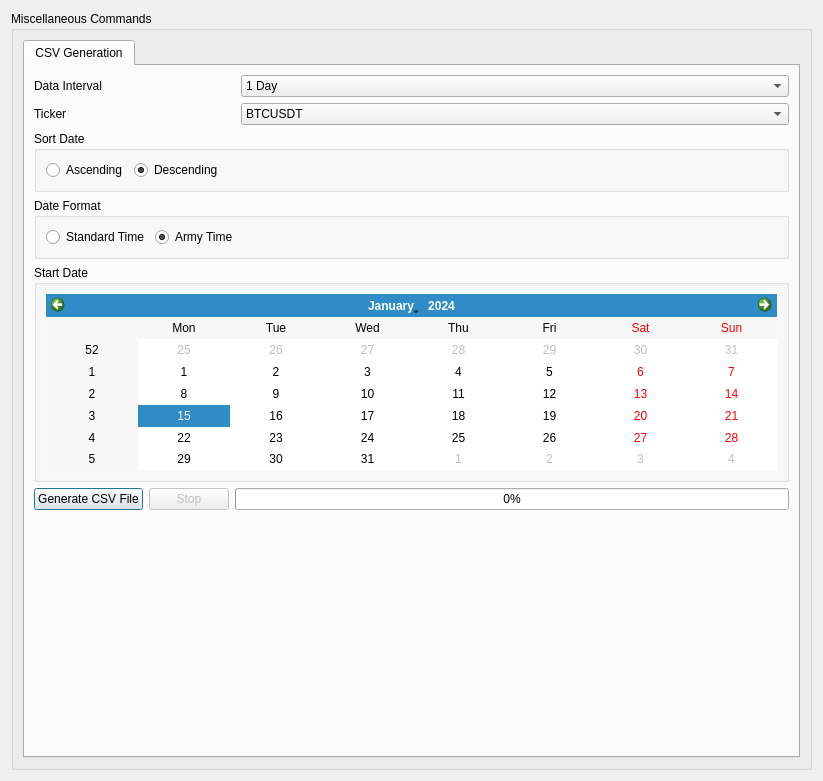
Before: the Qt Designer form UI/otherCommands.ui in ZENALC/algobot, drawn with Qt 5.
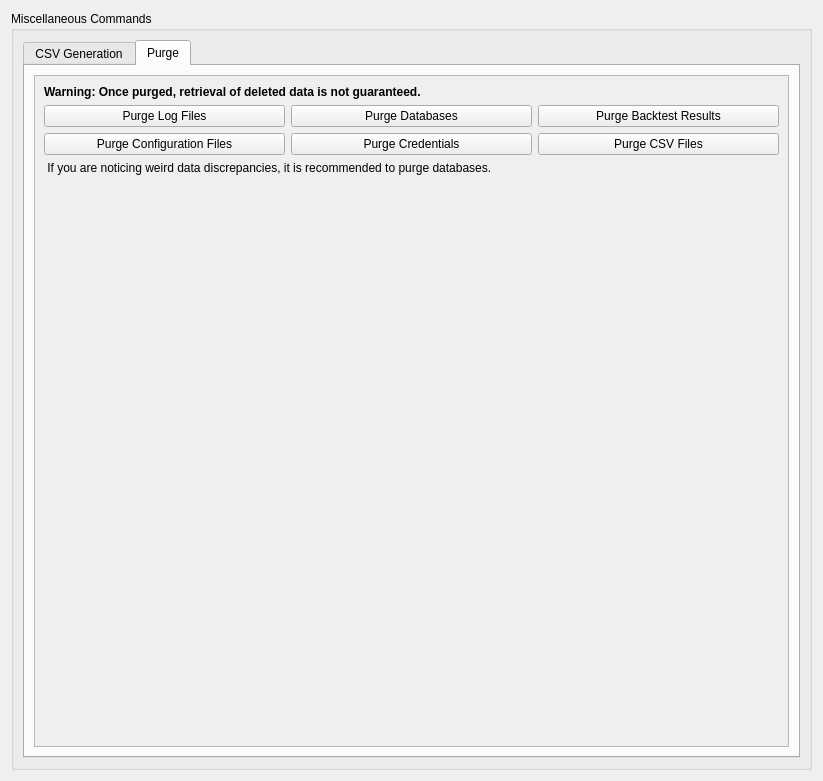
After: the same form once the commit is applied.

Commit message: added ability to purge files and folders

```diff
--- a/UI/otherCommands.ui
+++ b/UI/otherCommands.ui
@@ -29,13 +29,13 @@
       <item row="0" column="0">
        <widget class="QTabWidget" name="tabWidget">
         <property name="sizePolicy">
-         <sizepolicy hsizetype="Preferred" vsizetype="MinimumExpanding">
+         <sizepolicy hsizetype="Preferred" vsizetype="Preferred">
           <horstretch>0</horstretch>
           <verstretch>0</verstretch>
          </sizepolicy>
         </property>
         <property name="currentIndex">
-         <number>0</number>
+         <number>1</number>
         </property>
         <widget class="QWidget" name="tab_3">
          <attribute name="title">
@@ -310,6 +310,124 @@
           </item>
          </layout>
         </widget>
+        <widget class="QWidget" name="purgeTab">
+         <attribute name="title">
+          <string>Purge</string>
+         </attribute>
+         <layout class="QVBoxLayout" name="verticalLayout_2">
+          <item>
+           <widget class="QScrollArea" name="scrollArea">
+            <property name="sizePolicy">
+             <sizepolicy hsizetype="Expanding" vsizetype="Preferred">
+              <horstretch>0</horstretch>
+              <verstretch>0</verstretch>
+             </sizepolicy>
+            </property>
+            <property name="widgetResizable">
+             <bool>true</bool>
+            </property>
+            <widget class="QWidget" name="scrollAreaWidgetContents">
+             <property name="geometry">
+              <rect>
+               <x>0</x>
+               <y>0</y>
+               <width>759</width>
+               <height>684</height>
+              </rect>
+             </property>
+             <layout class="QVBoxLayout" name="verticalLayout_3">
+              <item>
+               <widget class="QLabel" name="warningLabel">
+                <property name="font">
+                 <font>
+                  <weight>75</weight>
+                  <bold>true</bold>
+                 </font>
+                </property>
+                <property name="text">
+                 <string>Warning: Once purged, retrieval of deleted data is not guaranteed.</string>
+                </property>
+                <property name="wordWrap">
+                 <bool>true</bool>
+                </property>
+               </widget>
+              </item>
+              <item>
+               <layout class="QHBoxLayout" name="horizontalLayout_3">
+                <item>
+                 <widget class="QPushButton" name="purgeLogsButton">
+                  <property name="text">
+                   <string>Purge Log Files</string>
+                  </property>
+                 </widget>
+                </item>
+                <item>
+                 <widget class="QPushButton" name="purgeDatabasesButton">
+                  <property name="text">
+                   <string>Purge Databases</string>
+                  </property>
+                 </widget>
+                </item>
+                <item>
+                 <widget class="QPushButton" name="purgeBacktestResultsButton">
+                  <property name="text">
+                   <string>Purge Backtest Results</string>
+                  </property>
+                 </widget>
+                </item>
+               </layout>
+              </item>
+              <item>
+               <layout class="QHBoxLayout" name="horizontalLayout_4">
+                <item>
+                 <widget class="QPushButton" name="purgeConfigurationFilesButton">
+                  <property name="text">
+                   <string>Purge Configuration Files</string>
+                  </property>
+                 </widget>
+                </item>
+                <item>
+                 <widget class="QPushButton" name="purgeCredentialsButton">
+                  <property name="text">
+                   <string>Purge Credentials</string>
+                  </property>
+                 </widget>
+                </item>
+                <item>
+                 <widget class="QPushButton" name="purgeCSVFilesButton">
+                  <property name="text">
+                   <string>Purge CSV Files</string>
+                  </property>
+                 </widget>
+                </item>
+               </layout>
+              </item>
+              <item>
+               <widget class="QLabel" name="infoLabel">
+                <property name="text">
+                 <string> If you are noticing weird data discrepancies, it is recommended to purge databases.</string>
+                </property>
+               </widget>
+              </item>
+              <item>
+               <spacer name="verticalSpacer">
+                <property name="orientation">
+                 <enum>Qt::Vertical</enum>
+                </property>
+                <property name="sizeHint" stdset="0">
+                 <size>
+                  <width>20</width>
+                  <height>40</height>
+                 </size>
+                </property>
+               </spacer>
+              </item>
+             </layout>
+            </widget>
+           </widget>
+          </item>
+         </layout>
+        </widget>
        </widget>
       </item>
      </layout>
```
Left out of the diff: 2 changed lines with no effect on the pictures. The commit also changes 2 other files.
